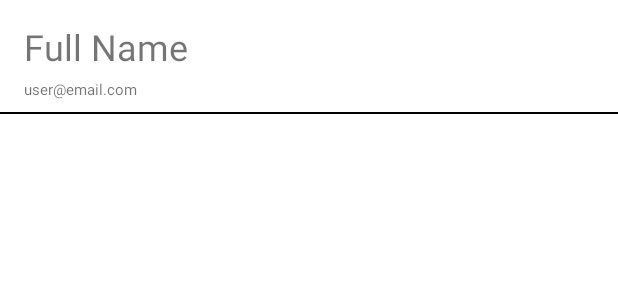
After one commit to Abhilashgupta2706/ChattersNest, an Android app: the layout user_layout.xml on its own in the app's theme, with its tools: preview values and no code run, on a phone screen of 412 x 824 dp. The commit adds this screen. Shown: the top 300 px of the screen. Run offline under Robolectric (Android 15) with nearby library versions, the phone set to English and light mode, and no system bars; Roboto replaces fonts that are not available here.

Commit message:
Database Setup

```diff
--- a/app/build.gradle
+++ b/app/build.gradle
@@ -47,6 +47,7 @@ dependencies {
     implementation 'androidx.lifecycle:lifecycle-livedata-ktx:2.3.1'
     implementation 'androidx.lifecycle:lifecycle-viewmodel-ktx:2.3.1'
     implementation 'com.google.firebase:firebase-auth-ktx:21.0.7'
+    implementation 'com.google.firebase:firebase-database:20.0.5'
 
     testImplementation 'junit:junit:4.13.2'
     androidTestImplementation 'androidx.test.ext:junit:1.1.3'
--- a/app/src/main/java/com/example/chattersnest/Login.kt
+++ b/app/src/main/java/com/example/chattersnest/Login.kt
@@ -21,6 +21,8 @@ class Login : AppCompatActivity() {
     override fun onCreate(savedInstanceState: Bundle?) {
         super.onCreate(savedInstanceState)
         setContentView(R.layout.activity_login)
+
+        supportActionBar?.hide()
 
         mAuth = FirebaseAuth.getInstance()
 
@@ -64,7 +66,7 @@ class Login : AppCompatActivity() {
 
                     Toast.makeText(this, "Login Successful", Toast.LENGTH_SHORT).show()
                 } else {
-                    Toast.makeText(this, "User does not exist", Toast.LENGTH_SHORT).show()
+                    Toast.makeText(this, "Login Failed, Try again.", Toast.LENGTH_SHORT).show()
                 }
             }
     }
--- /dev/null
+++ b/app/src/main/res/layout/user_layout.xml
@@ -0,0 +1,46 @@
+<?xml version="1.0" encoding="utf-8"?>
+<androidx.constraintlayout.widget.ConstraintLayout xmlns:android="http://schemas.android.com/apk/res/android"
+    xmlns:app="http://schemas.android.com/apk/res-auto"
+    xmlns:tools="http://schemas.android.com/tools"
+    android:layout_width="match_parent"
+    android:layout_height="wrap_content">
+
+    <TextView
+        android:id="@+id/tvUserFullName"
+        android:layout_width="wrap_content"
+        android:layout_height="wrap_content"
+        android:layout_marginStart="16dp"
+        android:layout_marginTop="8dp"
+        android:layout_marginEnd="16dp"
+        android:layout_marginBottom="4dp"
+        android:text="Full Name"
+        android:textSize="24sp"
+        app:layout_constraintBottom_toBottomOf="parent"
+        app:layout_constraintEnd_toEndOf="parent"
+        app:layout_constraintHorizontal_bias="0.0"
+        app:layout_constraintStart_toStartOf="parent"
+        app:layout_constraintTop_toTopOf="parent"
+        app:layout_constraintVertical_bias="0.216" />
+
+    <TextView
+        android:id="@+id/tvUserEmail"
+        android:layout_width="wrap_content"
+        android:layout_height="wrap_content"
+        android:layout_marginTop="4dp"
+        android:layout_marginBottom="8dp"
+        android:text="user@email.com"
+        android:textSize="10sp"
+        app:layout_constraintBottom_toBottomOf="parent"
+        app:layout_constraintEnd_toEndOf="@+id/tvUserFullName"
+        app:layout_constraintHorizontal_bias="0.0"
+        app:layout_constraintStart_toStartOf="@+id/tvUserFullName"
+        app:layout_constraintTop_toBottomOf="@+id/tvUserFullName" />
+
+    <View
+        android:id="@+id/viewLine"
+        android:layout_width="match_parent"
+        android:layout_height="1dp"
+        android:layout_marginTop="8dp"
+        android:background="@color/black"
+        app:layout_constraintTop_toBottomOf="@+id/tvUserEmail" />
+</androidx.constraintlayout.widget.ConstraintLayout>
```
Also changed, not shown: app/src/main/java/com/example/chattersnest/MainActivity.kt (+8 -0 lines), app/src/main/java/com/example/chattersnest/Signup.kt (+16 -4 lines), app/src/main/java/com/example/chattersnest/User.kt (added, +15 -0 lines), app/src/main/java/com/example/chattersnest/UserAdapter.kt (added, +33 -0 lines), app/src/main/res/layout/activity_main.xml (+6 -6 lines).
